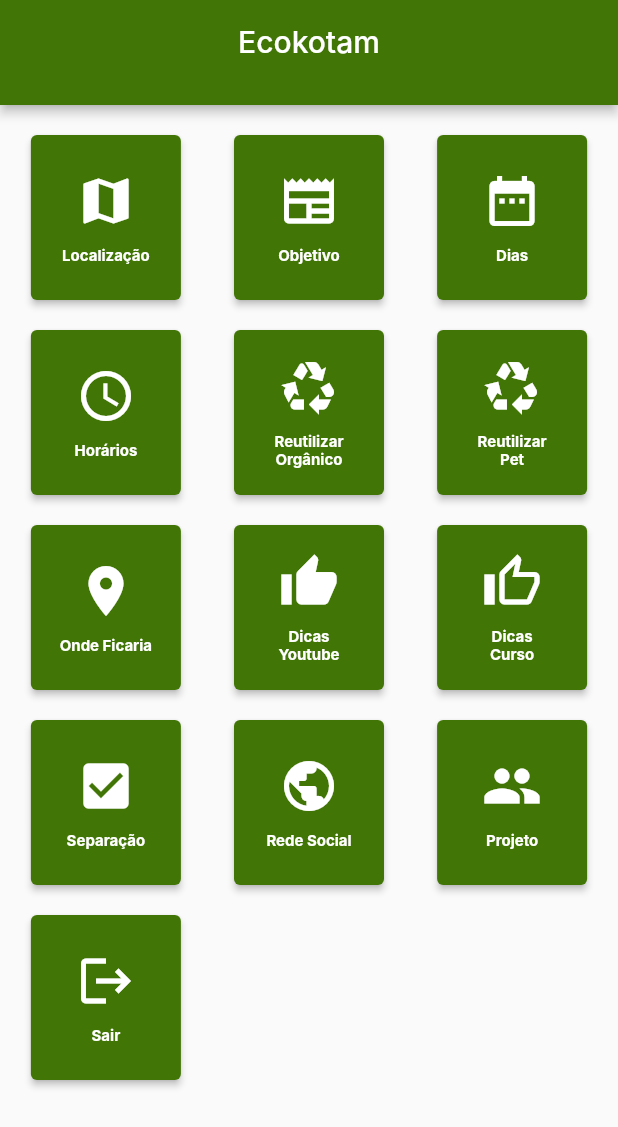
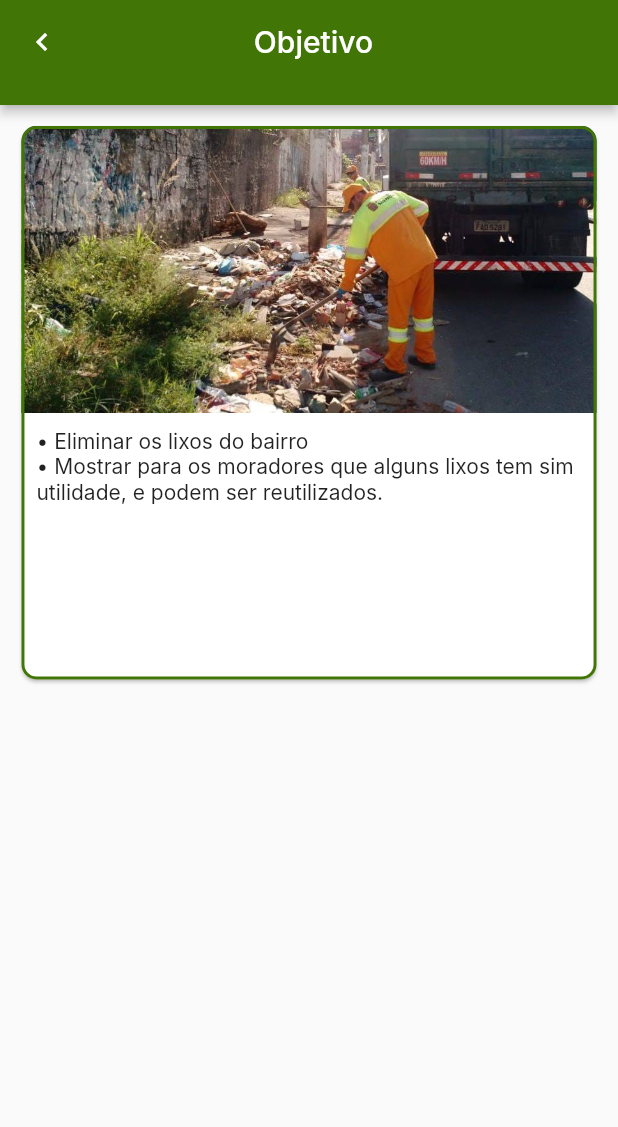
Before and after one commit to rafaelcsilvadev/ecokotam, a Flutter app: the Menu screen opened by its route, after a tap on "Objetivo", on a phone screen of 412 x 824 dp. Shown: the top 1127 px of the screen. Run offline on Flutter 3.47's test engine with Material 2 defaults, Android fonts, the phone set to English and light mode, and no system bars; our stand-ins replace flutter_svg_provider, get; Roboto replaces fonts that are missing (Inter).

Commit message:
Criado card e tela de objetivo

```diff
--- a/lib/routes/app_pages.dart
+++ b/lib/routes/app_pages.dart
@@ -1,5 +1,6 @@
 import 'package:ecokotam/routes/routes.dart';
 import 'package:ecokotam/views/pages/menu.dart';
+import 'package:ecokotam/views/pages/objective.dart';
 import 'package:ecokotam/views/pages/signIn.dart';
 import 'package:get/get.dart';
 
@@ -13,5 +14,9 @@ class AppPages {
       name: Routes.menu,
       page: () => const Menu(),
     ),
+    GetPage(
+      name: Routes.objective,
+      page: () => const Objective(),
+    ),
   ];
 }
--- a/lib/routes/routes.dart
+++ b/lib/routes/routes.dart
@@ -1,4 +1,5 @@
 abstract class Routes {
   static const signIn = '/sigIn';
   static const menu = '/menu';
+  static const objective = '/objective';
 }
--- a/lib/views/assets/images/images.dart
+++ b/lib/views/assets/images/images.dart
@@ -1,4 +1,11 @@
 abstract class ImagesEcokotam {
   static const String logo = 'lib/views/assets/images/logo.png';
   static const String google = 'lib/views/assets/images/google.svg';
+  static const String artesanato = 'lib/views/assets/images/artesanato.png';
+  static const String criancas = 'lib/views/assets/images/criancas.png';
+  static const String esterco = 'lib/views/assets/images/esterco.png';
+  static const String esterco2 = 'lib/views/assets/images/esterco2.png';
+  static const String instagram = 'lib/views/assets/images/instagram.png';
+  static const String limpeza = 'lib/views/assets/images/limpeza.png';
+  static const String lixo = 'lib/views/assets/images/lixo.png';
 }
--- a/lib/views/pages/menu.dart
+++ b/lib/views/pages/menu.dart
@@ -12,7 +12,10 @@ class Menu extends StatelessWidget {
   Widget build(BuildContext context) {
     return SafeArea(
       child: Scaffold(
-        appBar: const AppBarEcokotam(),
+        appBar: AppBarEcokotam(
+          title: 'Menu',
+          hasLeading: false,
+        ),
         body: WillPopScope(
           onWillPop: () async {
             return false;
@@ -43,7 +46,8 @@ class Menu extends StatelessWidget {
                             width: 100,
                             height: 110,
                             child: ActionButton(
-                              onPressed: () => {},
+                              onPressed: () => Navigator.pushNamed(
+                                  context, Routes.objective),
                               title: 'Objetivo',
                               icon: Icons.newspaper,
                             ),
@@ -178,7 +182,8 @@ class Menu extends StatelessWidget {
                             width: 100,
                             height: 110,
                             child: ActionButton(
-                              onPressed: () => Navigator.pushNamed(context, Routes.signIn),
+                              onPressed: () =>
+                                  Navigator.pushNamed(context, Routes.signIn),
                               title: 'Sair',
                               icon: Icons.logout,
                             ),
--- /dev/null
+++ b/lib/views/pages/objective.dart
@@ -0,0 +1,55 @@
+import 'package:ecokotam/views/assets/images/images.dart';
+import 'package:ecokotam/views/widgets/info_card.dart';
+import 'package:flutter/material.dart';
+import '../widgets/app_bar_ecokotam.dart';
+
+class Objective extends StatelessWidget {
+  const Objective({Key? key}) : super(key: key);
+
+  @override
+  Widget build(BuildContext context) {
+    return SafeArea(
+      child: Scaffold(
+        appBar: AppBarEcokotam(
+          title: 'Objetivo',
+          hasLeading: true,
+        ),
+        body: LayoutBuilder(
+            builder: (BuildContext context, BoxConstraints constraints) {
+          return Align(
+            alignment: Alignment.topCenter,
+            child: InfoCard(
+              image: ImagesEcokotam.limpeza,
+              width: constraints.maxWidth,
+              height: constraints.maxHeight,
+              widget: Column(
+                children: [
+                  SizedBox(
+                    width: constraints.maxWidth,
+                    child: const Text(
+                      '\u2022 Eliminar os lixos do bairro',
+                      style: TextStyle(
+                        fontFamily: 'Inter',
+                        fontSize: 14,
+                      ),
+                    ),
+                  ),
+                  SizedBox(
+                    width: constraints.maxWidth,
+                    child: const Text(
+                      '\u2022 Mostrar para os moradores que alguns lixos tem sim utilidade, e podem ser reutilizados.',
+                      style: TextStyle(
+                        fontFamily: 'Inter',
+                        fontSize: 14,
+                      ),
+                    ),
+                  ),
+                ],
+              ),
+            ),
+          );
+        }),
+      ),
+    );
+  }
+}
--- a/lib/views/widgets/app_bar_ecokotam.dart
+++ b/lib/views/widgets/app_bar_ecokotam.dart
@@ -4,7 +4,12 @@ import 'package:flutter/material.dart';
 import 'package:flutter/services.dart';
 
 class AppBarEcokotam extends StatelessWidget implements PreferredSizeWidget {
-  const AppBarEcokotam({Key? key}) : super(key: key);
+  final String title;
+  bool hasLeading = false;
+
+  AppBarEcokotam(
+      {Key? key, required this.title, required this.hasLeading})
+      : super(key: key);
 
   @override
   Widget build(BuildContext context) {
@@ -17,11 +22,27 @@ class AppBarEcokotam extends StatelessWidget implements PreferredSizeWidget {
       child: AppBar(
         backgroundColor: ColorsEcokotam.green,
         elevation: 3,
-        automaticallyImplyLeading: false,
-        title: const Center(
+        leading: hasLeading == true ? Builder(builder: (BuildContext context) {
+          return IconButton(
+            icon: const Icon(Icons.chevron_left),
+            onPressed: () {
+              Navigator.pop(context);
+            },
+            tooltip: MaterialLocalizations.of(context).openAppDrawerTooltip,
+          );
+        }) : null,
+        automaticallyImplyLeading: hasLeading,
+        title: hasLeading == false ? Center(
           child: Text(
-            'Ecokotam',
-            style: TextStyle(fontFamily: 'Inter'),
+            title,
+            style: const TextStyle(fontFamily: 'Inter'),
+          ),
+        ) : Container(
+          alignment: Alignment.center,
+          margin: const EdgeInsets.only(right: 50),
+          child: Text(
+            title,
+            style: const TextStyle(fontFamily: 'Inter'),
           ),
         ),
       ),
--- /dev/null
+++ b/lib/views/widgets/info_card.dart
@@ -0,0 +1,57 @@
+import 'package:ecokotam/views/assets/images/images.dart';
+import 'package:ecokotam/views/theme/colors/colors.dart';
+import 'package:flutter/material.dart';
+
+class InfoCard extends StatelessWidget {
+  final double width;
+  final double height;
+  final Widget widget;
+  final String image;
+
+  const InfoCard(
+      {Key? key,
+      required this.width,
+      required this.height,
+      required this.widget,
+      required this.image})
+      : super(key: key);
+
+  @override
+  Widget build(BuildContext context) {
+    return Container(
+      width: width * 0.95,
+      height: height * 0.5,
+      margin: const EdgeInsets.only(top: 10),
+      child: Card(
+        shape: RoundedRectangleBorder(
+            side: BorderSide(
+              color: ColorsEcokotam.green,
+              width: 2,
+            ),
+            borderRadius: BorderRadius.circular(10.0)),
+        child: Column(
+          crossAxisAlignment: CrossAxisAlignment.start,
+          children: [
+            ClipRRect(
+              borderRadius: const BorderRadius.only(
+                  topLeft: Radius.circular(10), topRight: Radius.circular(10)),
+              child: Image.asset(
+                image,
+                width: width * 0.95,
+              ),
+            ),
+            Padding(
+              padding: const EdgeInsets.symmetric(horizontal: 10, vertical: 10),
+              child: SizedBox(
+                height: height * 0.22,
+                child: SingleChildScrollView(
+                  child: widget,
+                ),
+              ),
+            ),
+          ],
+        ),
+      ),
+    );
+  }
+}
```
Also changed, not shown: lib/views/assets/images/artesanato.png (added), lib/views/assets/images/criancas.png (added), lib/views/assets/images/esterco.png (added), lib/views/assets/images/esterco2.png (added), lib/views/assets/images/google.png (deleted), lib/views/assets/images/instagram.png (added), lib/views/assets/images/limpeza.png (added), lib/views/assets/images/lixo.png (added).
